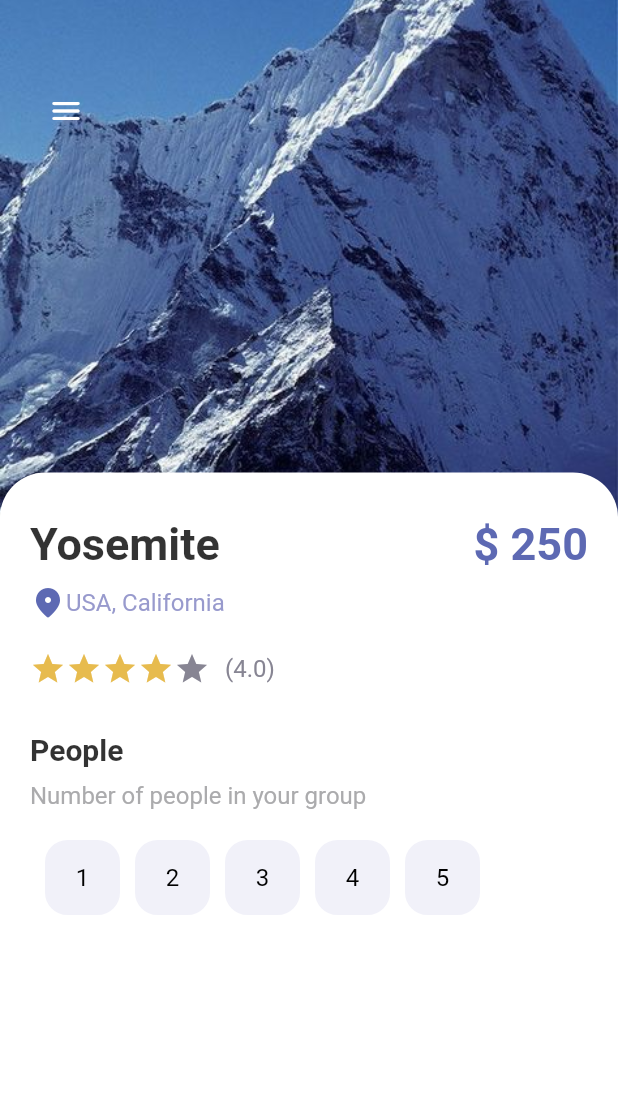
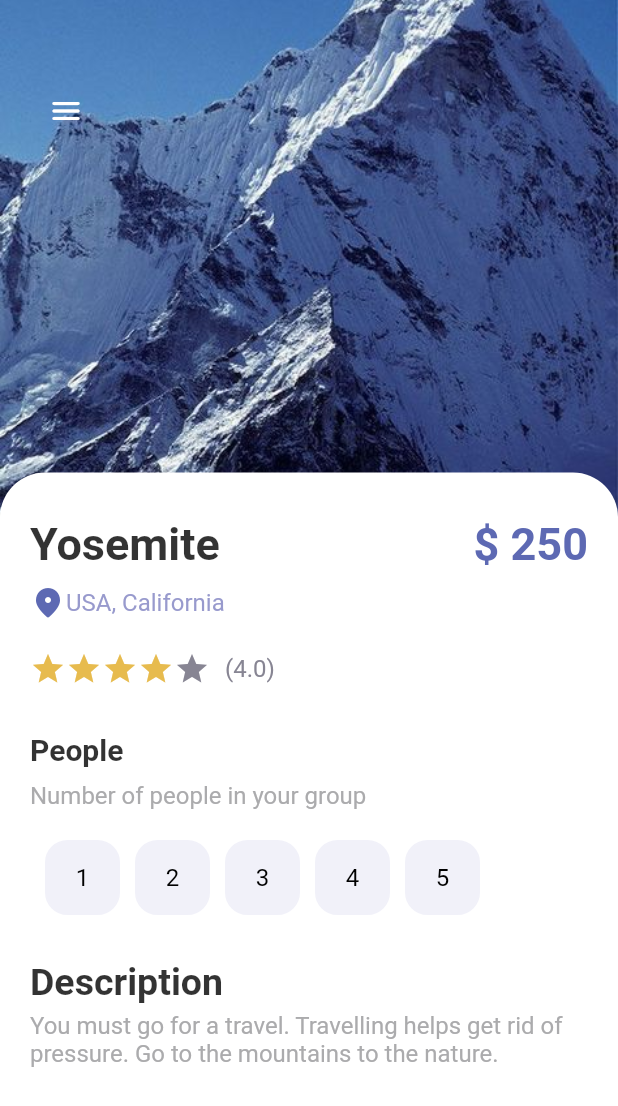
Before and after one commit to badadarr/Flutter-Cubit-State-Management-API-Request, a Flutter app: the screen it shows after launch, on a phone screen of 412 x 824 dp. Shown: the top 1106 px of the screen. Run offline on Flutter 3.47's test engine with Material 2 defaults, Android fonts, the phone set to English and light mode, and no system bars.

Commit message:
Done Add Description in Detail Page

```diff
--- a/lib/pages/detail_page.dart
+++ b/lib/pages/detail_page.dart
@@ -146,6 +146,16 @@ class _DetailPageState extends State<DetailPage> {
                         );
                       }),
                     ),
+                    SizedBox(height: 30),
+                    AppLargeText(
+                        text: "Description",
+                        size: 25,
+                        color: Colors.black.withOpacity(0.8)),
+                    SizedBox(height: 5),
+                    AppText(
+                        text:
+                            "You must go for a travel. Travelling helps get rid of pressure. Go to the mountains to the nature.",
+                        color: AppColors.mainTextColor),
                   ],
                 ),
               ),
```
